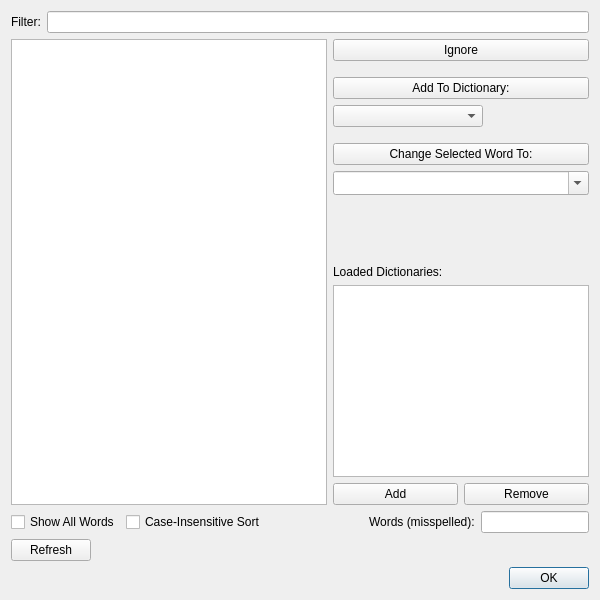
Qt form src/Form_Files/SpellcheckEditor.ui (Sigil-Ebook/Sigil) before a commit.
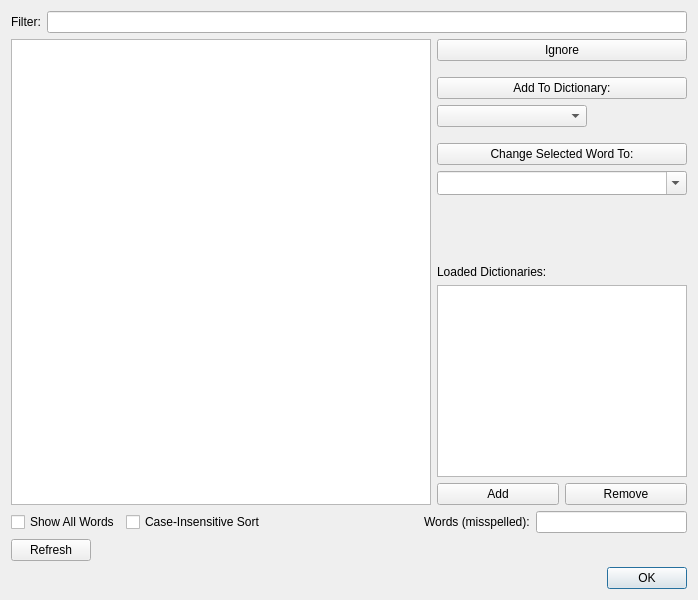
The same form after that commit.

What changed in the file:
```diff
--- a/src/Form_Files/SpellcheckEditor.ui
+++ b/src/Form_Files/SpellcheckEditor.ui
@@ -6,7 +6,7 @@
    <rect>
     <x>0</x>
     <y>0</y>
-    <width>600</width>
+    <width>698</width>
     <height>600</height>
    </rect>
   </property>
@@ -42,12 +42,27 @@
          <verstretch>1</verstretch>
         </sizepolicy>
        </property>
+       <property name="minimumSize">
+        <size>
+         <width>420</width>
+         <height>0</height>
+        </size>
+       </property>
        <property name="selectionMode">
         <enum>QAbstractItemView::ExtendedSelection</enum>
        </property>
+       <property name="indentation">
+        <number>6</number>
+       </property>
        <property name="uniformRowHeights">
         <bool>true</bool>
        </property>
+       <attribute name="headerDefaultSectionSize">
+        <number>80</number>
+       </attribute>
+       <attribute name="headerMinimumSectionSize">
+        <number>80</number>
+       </attribute>
       </widget>
      </item>
      <item>
@@ -178,6 +193,12 @@
        </item>
        <item>
         <widget class="QTableWidget" name="twLoadedDics">
+         <property name="minimumSize">
+          <size>
+           <width>250</width>
+           <height>0</height>
+          </size>
+         </property>
          <property name="mouseTracking">
           <bool>true</bool>
          </property>
```
